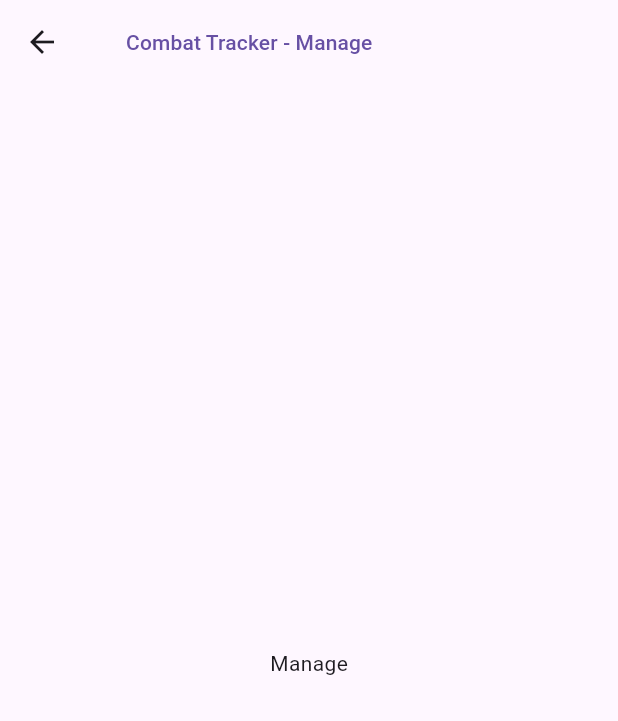
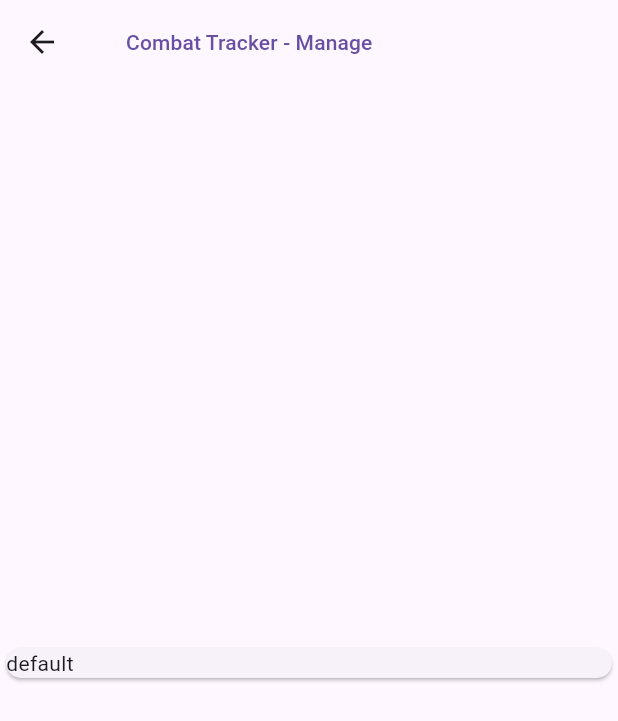
Before and after one commit to Danonovsky/Combat-Tracker, a Flutter app: the ManagePage screen opened by its route, on a phone screen of 412 x 824 dp. Shown: the top 721 px of the screen. Run offline on Flutter 3.47's test engine with Material 2 defaults, Android fonts, the light colour scheme and no system bars.

Commit message:
Proogress xD

```diff
--- /dev/null
+++ b/lib/components/entity/entity.dart
@@ -0,0 +1,10 @@
+class Entity {
+  String name = 'default';
+  int hp = 10;
+  int maxHp = 10;
+  bool showHp = false;
+  String status = 'Alive';
+  int initiative = 0;
+
+  String get displayStatus => '$status${showHp ? ' ($hp/$maxHp)' : ''}';
+}
--- /dev/null
+++ b/lib/components/entity/entityView.dart
@@ -0,0 +1,27 @@
+import 'package:combat_tracker/components/entity/entity.dart';
+import 'package:flutter/material.dart';
+import 'package:flutter/src/widgets/framework.dart';
+import 'package:flutter/src/widgets/placeholder.dart';
+
+class EntityView extends StatefulWidget {
+  const EntityView({super.key, required this.entity});
+  final Entity entity;
+
+  @override
+  State<EntityView> createState() => _EntityViewState();
+}
+
+class _EntityViewState extends State<EntityView> {
+  late final Entity _entity = widget.entity;
+  @override
+  Widget build(BuildContext context) {
+    return Card(
+      elevation: 1.0,
+      child: Row(
+        children: [
+          Text(_entity.name),
+        ],
+      ),
+    );
+  }
+}
--- a/lib/main.dart
+++ b/lib/main.dart
@@ -1,9 +1,11 @@
 import 'package:combat_tracker/pages/manage_page.dart';
 import 'package:combat_tracker/pages/preview_page.dart';
 import 'package:flutter/material.dart';
+import 'package:flutter_web_plugins/url_strategy.dart';
 import 'pages/layout_page.dart';
 
 void main() {
+  usePathUrlStrategy();
   runApp(const MyApp());
 }
 
--- a/lib/models/entity.dart
+++ /dev/null
@@ -1,7 +0,0 @@
-class Entity {
-  String name = "default";
-  int hp = 10;
-  int maxHp = 10;
-  bool showHp = false;
-  String status = "Alive";
-}
--- a/lib/pages/manage_page.dart
+++ b/lib/pages/manage_page.dart
@@ -1,12 +1,20 @@
+import 'package:combat_tracker/components/entity/entity.dart';
+import 'package:combat_tracker/components/entity/entityView.dart';
 import 'package:flutter/material.dart';
-import 'package:flutter/src/widgets/framework.dart';
-import 'package:flutter/src/widgets/placeholder.dart';
-
 import '../shared/appbar.dart';
 
-class ManagePage extends StatelessWidget {
+class ManagePage extends StatefulWidget {
   static const String route = '/manage';
   const ManagePage({super.key});
+
+  @override
+  State<ManagePage> createState() => _ManagePageState();
+}
+
+class _ManagePageState extends State<ManagePage> {
+  final List<Entity> _entities = [
+    Entity(),
+  ];
 
   @override
   Widget build(BuildContext context) {
@@ -15,9 +23,7 @@ class ManagePage extends StatelessWidget {
       body: Center(
         child: Column(
           mainAxisAlignment: MainAxisAlignment.center,
-          children: const [
-            Text('Manage'),
-          ],
+          children: _entities.map((e) => EntityView(entity: e)).toList(),
         ),
       ),
     );
--- a/pubspec.yaml
+++ b/pubspec.yaml
@@ -11,6 +11,8 @@ dependencies:
   flutter:
     sdk: flutter
   cupertino_icons: ^1.0.2
+  flutter_web_plugins:
+    sdk: flutter
 
 dev_dependencies:
   flutter_test:
```
Also changed, not shown: pubspec.lock.
